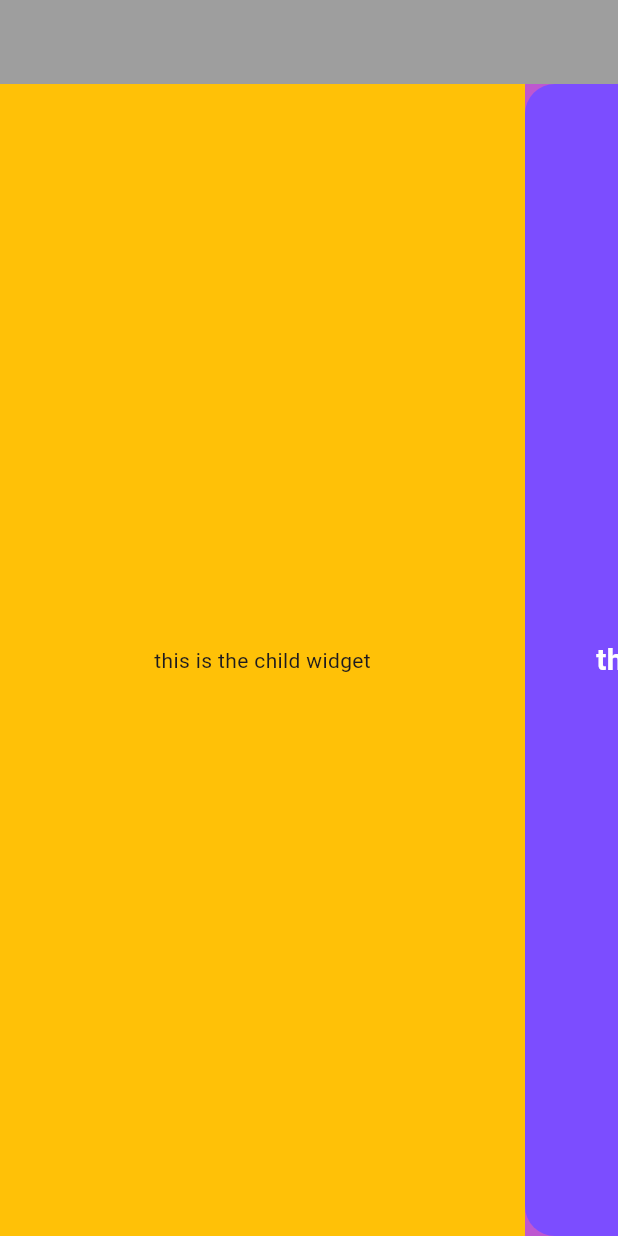
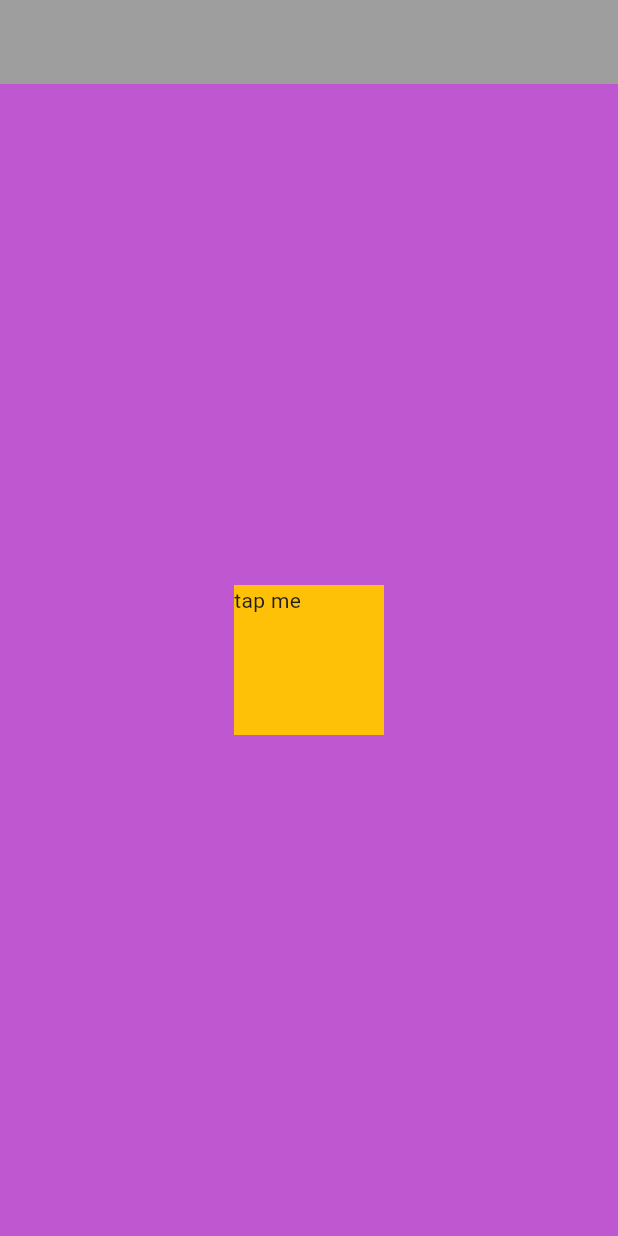
Before and after one commit to ansh-shrivastava/flutter_dev, a Flutter app: the screen it shows after launch, on a phone screen of 412 x 824 dp. Run offline on Flutter 3.47's test engine with Material 3 defaults, Android fonts, the phone set to English and light mode, and no system bars.

Commit message:
gesture decator

```diff
--- a/lib/main.dart
+++ b/lib/main.dart
@@ -16,45 +16,18 @@ class MyApp extends StatelessWidget {
         backgroundColor: const Color.fromARGB(255, 190, 87, 208),
         appBar: AppBar(backgroundColor: Colors.grey),
 
-        body: ListView(
-          // make the app scrollable
-          scrollDirection: Axis.horizontal,
-          children: [
-            Container(
-              height: 600,
-              width: 350,
+        body: Center(
+          child: GestureDetector(
+            onTap: () {
+              print("tap detected");
+            },
+            child: Container(
+              height: 100,
+              width: 100,
               color: Colors.amber,
-              padding: EdgeInsets.all(25),
-              child: Center(child: Text("this is the child widget")),
+              child: Text("tap me "),
             ),
-            Container(
-              height: 600,
-              width: 350,
-              decoration: BoxDecoration(
-                color: Colors.deepPurpleAccent,
-                borderRadius: BorderRadius.circular(20),
-              ),
-              padding: EdgeInsets.all(25),
-              child: Center(
-                child: Text(
-                  "this is the second container",
-                  style: TextStyle(
-                    color: Colors.white,
-                    fontSize: 20,
-                    fontWeight: FontWeight.bold,
-                  ),
-                ),
-              ),
-            ),
-
-            Container(
-              height: 600,
-              width: 350,
-              color: Colors.amber,
-              padding: EdgeInsets.all(25),
-              child: Icon(Icons.favorite, size: 40, color: Colors.black),
-            ),
-          ],
+          ),
         ),
       ),
       debugShowCheckedModeBanner: false,
```
